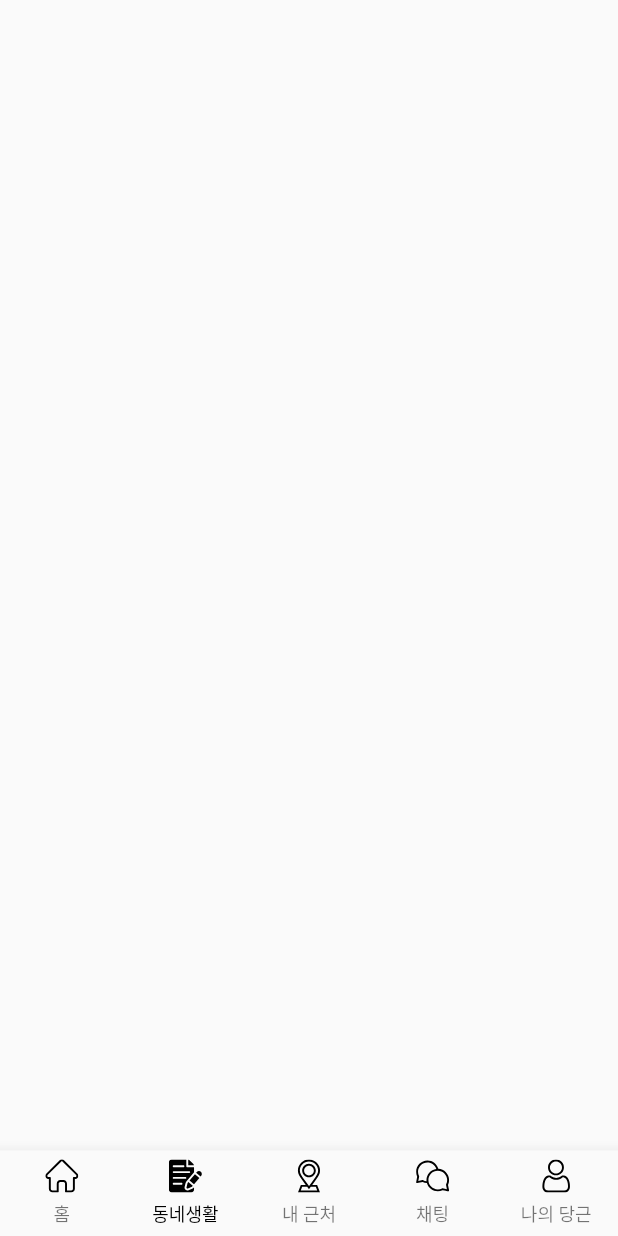
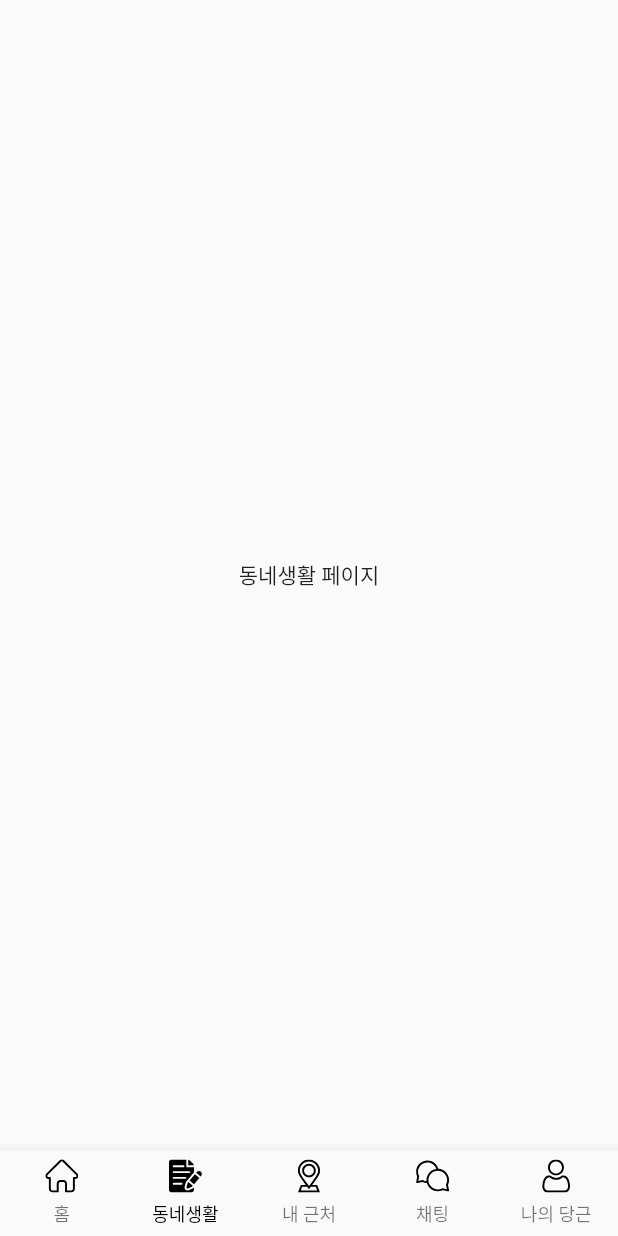
Before and after one commit to realryankim/flutter-karrot-market-clone, a Flutter app: the screen it shows after launch, item 2 of the bottom bar chosen, on a phone screen of 412 x 824 dp. Run offline on Flutter 3.47's test engine with Material 2 defaults, Android fonts, the phone set to English and light mode, and no system bars; our stand-ins replace flutter_svg, get.

Commit message:
add empty rest pages

```diff
--- a/lib/app.dart
+++ b/lib/app.dart
@@ -1,5 +1,9 @@
 import 'package:carrot_market_clone/controller/app_controller.dart';
+import 'package:carrot_market_clone/pages/chatting.dart';
 import 'package:carrot_market_clone/pages/home.dart';
+import 'package:carrot_market_clone/pages/nearby.dart';
+import 'package:carrot_market_clone/pages/neighborhoodLife.dart';
+import 'package:carrot_market_clone/pages/user.dart';
 import 'package:flutter/material.dart';
 import 'package:flutter_svg/flutter_svg.dart';
 import 'package:get/get.dart';
@@ -8,17 +12,22 @@ class App extends GetView<AppController> {
   const App({Key? key}) : super(key: key);
 
   Widget _bodyWidget() {
-    switch (controller.currentIndex.value) {
-      case 0:
+    switch (RouteName.values[controller.currentIndex.value]) {
+      case RouteName.HOME:
         return Home();
-      case 1:
-        return Container();
-      case 2:
-        return Container();
-      case 3:
-        return Container();
-      case 4:
-        return Container();
+        break;
+      case RouteName.NEIGHBORHOODLIFE:
+        return NeighborhoodLife();
+        break;
+      case RouteName.NEARBY:
+        return Nearby();
+        break;
+      case RouteName.CHATTING:
+        return Chatting();
+        break;
+      case RouteName.USER:
+        return User();
+        break;
     }
     return Container();
   }
@@ -41,46 +50,11 @@ class App extends GetView<AppController> {
   @override
   Widget build(BuildContext context) {
     return Scaffold(
-      // appBar: AppBar(
-      //   title: GestureDetector(
-      //     onTap: () {
-      //       print('다른 지역');
-      //     },
-      //     child: Row(
-      //       children: [
-      //         Text('아라동'),
-      //         Icon(Icons.keyboard_arrow_down_rounded),
-      //       ],
-      //     ),
-      //   ),
-      //   elevation: 1.0,
-      //   actions: [
-      //     IconButton(
-      //       onPressed: () {
-      //         print('상품 검색');
-      //       },
-      //       icon: Icon(Icons.search),
-      //     ),
-      //     IconButton(
-      //       onPressed: () {
-      //         print('카테고리');
-      //       },
-      //       icon: Icon(Icons.tune),
-      //     ),
-      //     IconButton(
-      //       onPressed: () {
-      //         print('알림');
-      //       },
-      //       icon: SvgPicture.asset(
-      //         'assets/svg/bell.svg',
-      //         width: 22,
-      //       ),
-      //     ),
-      //   ],
-      // ),
-      body: Obx(() {
-        return _bodyWidget();
-      }),
+      body: Obx(
+        () {
+          return _bodyWidget();
+        },
+      ),
       bottomNavigationBar: Obx(
         () => BottomNavigationBar(
           type: BottomNavigationBarType.fixed,
--- a/lib/controller/app_controller.dart
+++ b/lib/controller/app_controller.dart
@@ -1,4 +1,12 @@
 import 'package:get/get.dart';
+
+enum RouteName {
+  HOME,
+  NEIGHBORHOODLIFE,
+  NEARBY,
+  CHATTING,
+  USER,
+}
 
 class AppController extends GetxService {
   static AppController get to => Get.find();
--- /dev/null
+++ b/lib/pages/neighborhoodLife.dart
@@ -0,0 +1,14 @@
+import 'package:flutter/material.dart';
+
+class NeighborhoodLife extends StatelessWidget {
+  const NeighborhoodLife({Key? key}) : super(key: key);
+
+  @override
+  Widget build(BuildContext context) {
+    return Scaffold(
+      body: Center(
+        child: Text('동네생활 페이지'),
+      ),
+    );
+  }
+}
```
Also changed, not shown: lib/pages/chatting.dart (added, +14 -0 lines), lib/pages/nearby.dart (added, +14 -0 lines), lib/pages/user.dart (added, +14 -0 lines).
